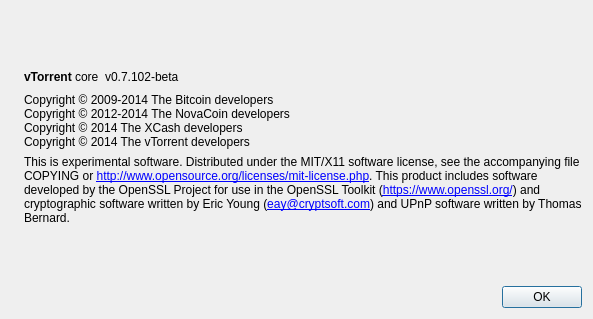
Old version of the form src/qt/forms/aboutdialog.ui in the repository vtorrent/vTorrent-Client.
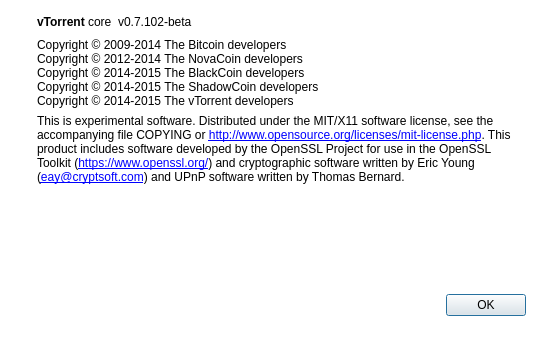
New version of the form. Icons and pictures are not drawn.

Commit message:
vTorrent-Client 0.7.2 Beta
Major beta release

Diff of the .ui file:
```diff
--- a/src/qt/forms/aboutdialog.ui
+++ b/src/qt/forms/aboutdialog.ui
@@ -6,14 +6,41 @@
    <rect>
     <x>0</x>
     <y>0</y>
-    <width>593</width>
-    <height>319</height>
+    <width>550</width>
+    <height>340</height>
    </rect>
   </property>
+  <property name="minimumSize">
+   <size>
+    <width>550</width>
+    <height>340</height>
+   </size>
+  </property>
+  <property name="maximumSize">
+   <size>
+    <width>550</width>
+    <height>340</height>
+   </size>
+  </property>
   <property name="windowTitle">
    <string>About vTorrent</string>
   </property>
+  <property name="styleSheet">
+   <string notr="true">#AboutDialog { background-color: rgb(255, 255, 255); }</string>
+  </property>
   <layout class="QHBoxLayout" name="horizontalLayout_2">
+   <property name="leftMargin">
+    <number>12</number>
+   </property>
+   <property name="topMargin">
+    <number>12</number>
+   </property>
+   <property name="rightMargin">
+    <number>12</number>
+   </property>
+   <property name="bottomMargin">
+    <number>12</number>
+   </property>
    <item>
     <widget class="QLabel" name="label_4">
      <property name="sizePolicy">
@@ -37,20 +64,20 @@
     </widget>
    </item>
    <item>
+    <widget class="QFrame" name="frame">
     <layout class="QVBoxLayout" name="verticalLayout_2">
-     <item>
-      <spacer name="verticalSpacer_2">
-       <property name="orientation">
-        <enum>Qt::Vertical</enum>
-       </property>
-       <property name="sizeHint" stdset="0">
-        <size>
-         <width>20</width>
-         <height>40</height>
-        </size>
-       </property>
-      </spacer>
-     </item>
+      <property name="leftMargin">
+       <number>12</number>
+      </property>
+      <property name="topMargin">
+       <number>0</number>
+      </property>
+      <property name="rightMargin">
+       <number>12</number>
+      </property>
+      <property name="bottomMargin">
+       <number>12</number>
+      </property>
      <item>
       <layout class="QHBoxLayout" name="horizontalLayout">
        <item>
@@ -102,8 +129,9 @@
        <property name="text">
         <string>Copyright © 2009-2014 The Bitcoin developers
 Copyright © 2012-2014 The NovaCoin developers
-Copyright © 2014 The XCash developers
-Copyright © 2014 The vTorrent developers</string>
+Copyright © 2014-2015 The BlackCoin developers
+Copyright © 2014-2015 The ShadowCoin developers
+Copyright © 2014-2015 The vTorrent developers</string>
        </property>
        <property name="textInteractionFlags">
         <set>Qt::LinksAccessibleByMouse|Qt::TextSelectableByKeyboard|Qt::TextSelectableByMouse</set>
@@ -158,6 +186,7 @@
       </widget>
      </item>
     </layout>
+    </widget>
    </item>
   </layout>
  </widget>
```
Left out of the diff: 35 changed lines with no effect on the pictures. Lines whose indentation alone changed are shown as unchanged. The commit also changes 599 other files.
